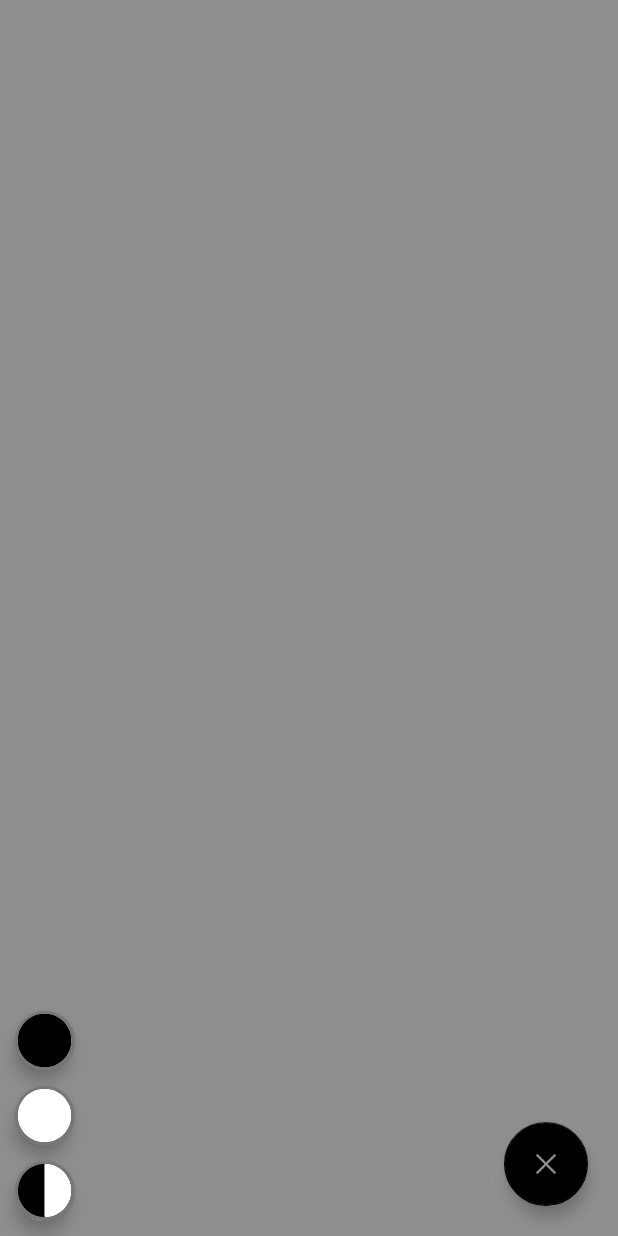
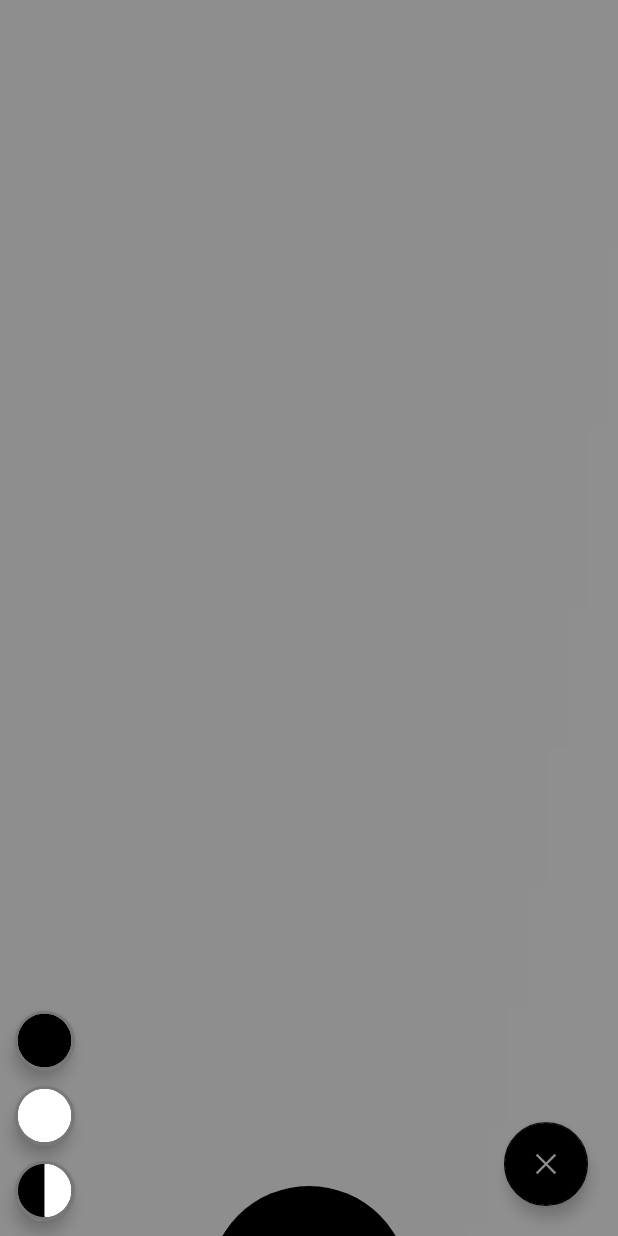
Before and after one commit to vetrov129/TouchDrawerNeuralNetwork, an Android app: the screen it shows after launch (MainActivity), after a tap on an icon or button, on a phone screen of 412 x 824 dp. Run offline under Robolectric (Android 15) with nearby library versions, the phone set to English and light mode, and no system bars; 1 other tap on this screen came first.

Commit message:
next color circle added

```diff
--- a/app/src/main/AndroidManifest.xml
+++ b/app/src/main/AndroidManifest.xml
@@ -4,7 +4,7 @@
 
     <application
             android:allowBackup="true"
-            android:icon="@mipmap/ic_launcher"
+            android:icon="@drawable/ico"
             android:label="@string/app_name"
             android:roundIcon="@mipmap/ic_launcher_round"
             android:supportsRtl="true"
--- a/app/src/main/java/hi/dude/touchdrawer/MainActivity.kt
+++ b/app/src/main/java/hi/dude/touchdrawer/MainActivity.kt
@@ -30,7 +30,7 @@ class MainActivity : AppCompatActivity() {
     private lateinit var threadUpdater: Thread
 
     private var ignore = false
-    private var nextIsBlack = true
+    var nextIsBlack = true
     private var mode = Modes.WHITE_BLACK
 
     override fun onCreate(savedInstanceState: Bundle?) {
@@ -39,7 +39,7 @@ class MainActivity : AppCompatActivity() {
 
         supportActionBar?.hide()
 
-        window.statusBarColor = ContextCompat.getColor(this, R.color.colorBlack)
+        window.statusBarColor = ContextCompat.getColor(this, R.color.colorNotSelected)
 
         view = findViewById(R.id.main_view)
         view.setOnTouchListener { _, event -> onTouch(event) }
@@ -61,7 +61,6 @@ class MainActivity : AppCompatActivity() {
 
     private fun onTouch(event: MotionEvent?): Boolean {
         Log.i(TAG, "onTouch: x = ${event?.x}, y = ${event?.y}")
-        var moved = false
         when (event?.action) {
             MotionEvent.ACTION_DOWN -> ignore = false
             MotionEvent.ACTION_MOVE -> ignore = true
@@ -69,17 +68,10 @@ class MainActivity : AppCompatActivity() {
                 if (!ignore) {
                     points.add(Point(event.x, event.y, nextIsBlack))
                     when (mode) {
-                        Modes.WHITE_BLACK -> {
-                            nextIsBlack = !nextIsBlack
-                            if (nextIsBlack)
-                                window.statusBarColor = ContextCompat.getColor(this, R.color.colorBlack)
-                            else
-                                window.statusBarColor = ContextCompat.getColor(this, R.color.colorWhite)
-                        }
+                        Modes.WHITE_BLACK -> nextIsBlack = !nextIsBlack
                         Modes.BLACK -> {}
                         Modes.WHITE -> {}
                     }
-
                 }
             }
         }
@@ -97,22 +89,15 @@ class MainActivity : AppCompatActivity() {
 
     private fun blackClicked() {
         mode = Modes.BLACK
-        window.statusBarColor = ContextCompat.getColor(this, R.color.colorBlack)
         nextIsBlack = true
-
     }
 
     private fun whiteClicked() {
         mode = Modes.WHITE
-        window.statusBarColor = ContextCompat.getColor(this, R.color.colorWhite)
         nextIsBlack = false
     }
 
     private fun whiteBlackClicked() {
         mode = Modes.WHITE_BLACK
-        if (nextIsBlack)
-            window.statusBarColor = ContextCompat.getColor(this, R.color.colorBlack)
-        else
-            window.statusBarColor = ContextCompat.getColor(this, R.color.colorWhite)
     }
 }
--- a/app/src/main/java/hi/dude/touchdrawer/Updater.kt
+++ b/app/src/main/java/hi/dude/touchdrawer/Updater.kt
@@ -1,9 +1,6 @@
 package hi.dude.touchdrawer
 
-import android.graphics.Bitmap
-import android.graphics.Canvas
-import android.graphics.Color
-import android.graphics.Paint
+import android.graphics.*
 import android.graphics.drawable.BitmapDrawable
 import android.util.DisplayMetrics
 import androidx.core.graphics.createBitmap
@@ -43,6 +40,10 @@ class Updater(private val activity: MainActivity) : Runnable {
     private fun draw() {
         if (activity.points.size > 0) train()
         val bitmap = drawPointsOn(createBackground())
+        val canvas = Canvas(bitmap)
+        val paint = Paint()
+        if (activity.nextIsBlack) paint.color = Color.BLACK else paint.color = Color.WHITE
+        canvas.drawCircle((w / 2).toFloat(), (h + 50).toFloat(), 100f, paint)
         synchronized(activity) {
             activity.runOnUiThread { activity.view.background = BitmapDrawable(activity.resources, bitmap) }
         }
```
Also changed, not shown: app/src/main/res/drawable-v24/ico.jpg (added).
